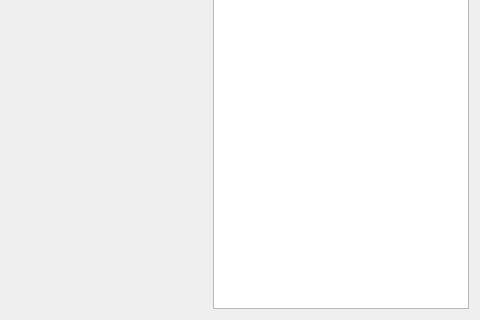
The window that game/ui/editor.ui (horazont/ManiacLab) describes before a commit, drawn with Qt 5; both pictures show x 399 to 879 and y 297 to 617 of the 879 by 617 pixel window.
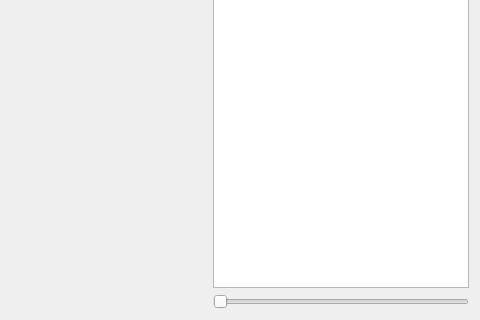
The same window after the commit.

The edit to the form file:
```diff
--- a/game/ui/editor.ui
+++ b/game/ui/editor.ui
@@ -28,6 +28,8 @@
     </spacer>
    </item>
    <item>
+    <layout class="QVBoxLayout" name="verticalLayout">
+     <item>
     <widget class="QListView" name="listView">
      <property name="sizePolicy">
       <sizepolicy hsizetype="Preferred" vsizetype="Expanding">
@@ -39,6 +41,27 @@
       <enum>QListView::IconMode</enum>
      </property>
     </widget>
+     </item>
+     <item>
+      <widget class="QSlider" name="ghost_mix">
+       <property name="sizePolicy">
+        <sizepolicy hsizetype="Preferred" vsizetype="Fixed">
+         <horstretch>0</horstretch>
+         <verstretch>0</verstretch>
+        </sizepolicy>
+       </property>
+       <property name="maximum">
+        <number>1000</number>
+       </property>
+       <property name="pageStep">
+        <number>100</number>
+       </property>
+       <property name="orientation">
+        <enum>Qt::Horizontal</enum>
+       </property>
+      </widget>
+     </item>
+    </layout>
    </item>
   </layout>
  </widget>
```
Lines whose indentation alone changed are shown as unchanged.
